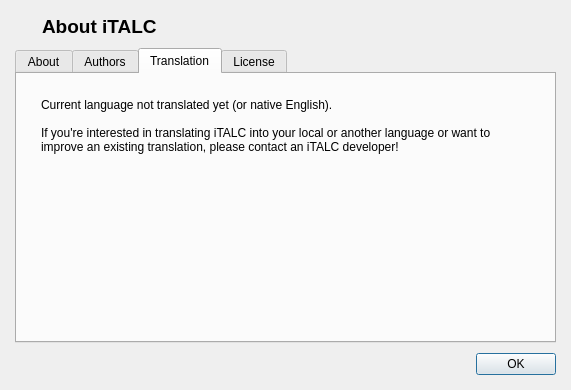
Old version of the form core/dialogs/AboutDialog.ui in the repository veyon/veyon.
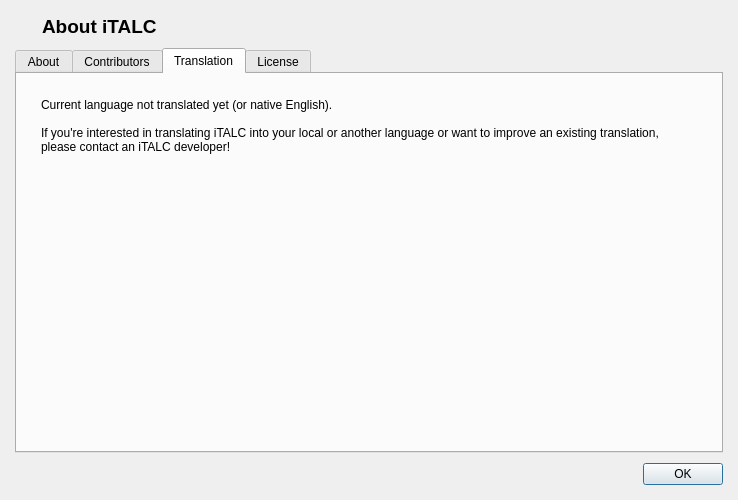
New version of the form. The open tabs and pages were chosen to show the change. Icons and pictures are not drawn.

Commit message: Remove AUTHORS file and use CONTRIBUTORS instead in AboutDialog

Patch:
```diff
--- a/core/dialogs/AboutDialog.ui
+++ b/core/dialogs/AboutDialog.ui
@@ -7,8 +7,8 @@
    <rect>
     <x>0</x>
     <y>0</y>
-    <width>571</width>
-    <height>390</height>
+    <width>738</width>
+    <height>500</height>
    </rect>
   </property>
   <property name="windowTitle">
@@ -137,7 +137,7 @@
         <normaloff>:/resources/authors.png</normaloff>:/resources/authors.png</iconset>
       </attribute>
       <attribute name="title">
-       <string>Authors</string>
+       <string>Contributors</string>
       </attribute>
       <layout class="QGridLayout">
        <property name="margin">
@@ -180,24 +180,14 @@
 
 If you're interested in translating iTALC into your local or another language or want to improve an existing translation, please contact an iTALC developer!</string>
          </property>
+         <property name="alignment">
+          <set>Qt::AlignLeading|Qt::AlignLeft|Qt::AlignTop</set>
+         </property>
          <property name="wordWrap">
           <bool>true</bool>
          </property>
         </widget>
        </item>
-       <item>
-        <spacer name="verticalSpacer_2">
-         <property name="orientation">
-          <enum>Qt::Vertical</enum>
-         </property>
-         <property name="sizeHint" stdset="0">
-          <size>
-           <width>20</width>
-           <height>40</height>
-          </size>
-         </property>
-        </spacer>
-       </item>
       </layout>
      </widget>
      <widget class="QWidget" name="tab_4">
```
Left out of the diff: 44 changed lines with no effect on the pictures. The commit also changes 6 other files.
